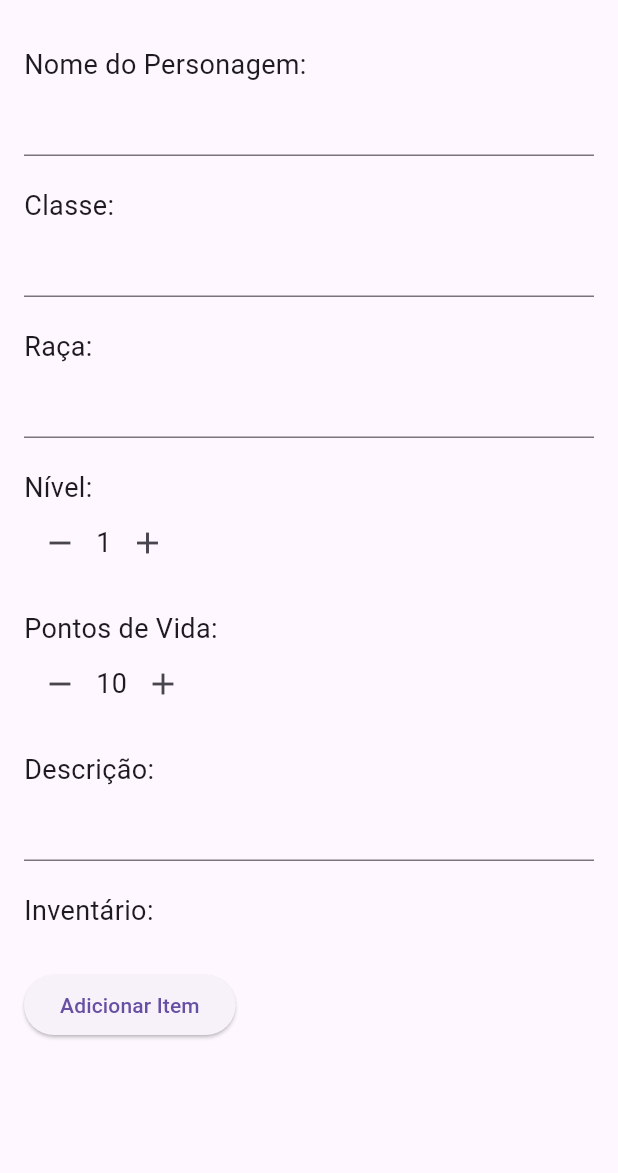
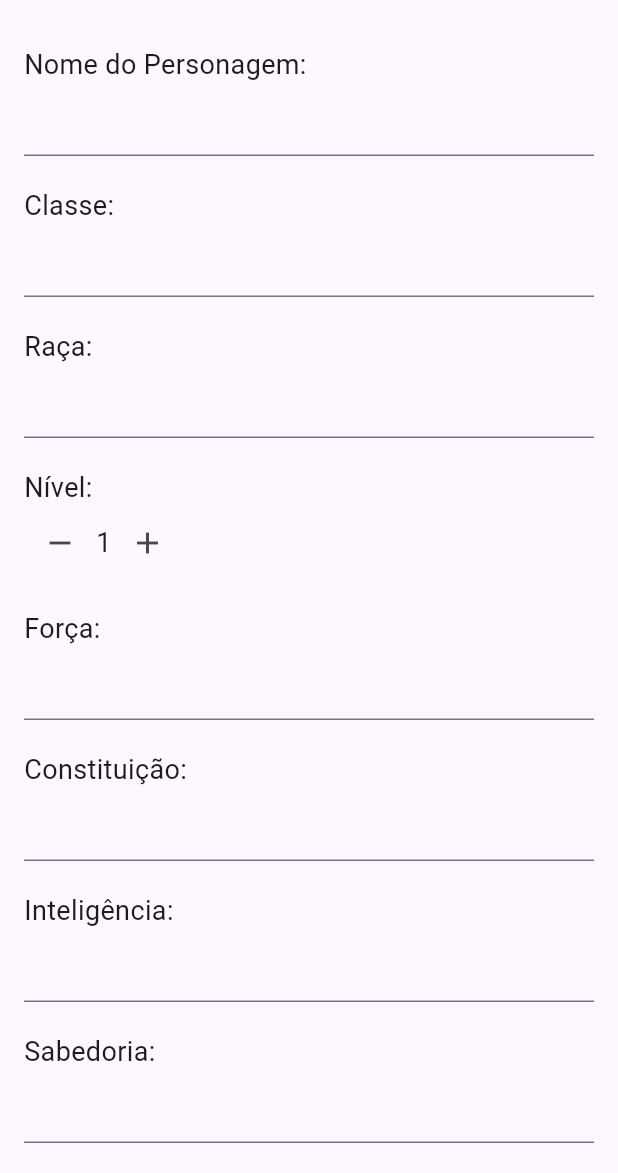
Before and after one commit to PedrosoCode/osheet_fichaSImplesFLutter, a Flutter app: the screen it shows after launch, on a phone screen of 412 x 824 dp, the part 63-1236 px from its top. Run offline on Flutter 3.47's test engine with Material 3 defaults, Android fonts, the phone set to English and light mode, and no system bars.

Commit message:
Cálculo dinâmico

```diff
--- a/lib/main.dart
+++ b/lib/main.dart
@@ -34,12 +34,21 @@ class _CharacterSheetState extends State<CharacterSheet> {
   String characterClass = '';
   String race = '';
   int level = 1;
-  int hitPoints = 10;
+  int strength = 10;
+  int constitution = 10;
+  int intelligence = 10;
+  int wisdom = 10;
+  int hitPoints = 0;
+  int mana = 0;
   String description = '';
   List<InventoryItem> inventory = [];
 
   @override
   Widget build(BuildContext context) {
+    // Recalcula os pontos de vida e mana com base nos atributos
+    hitPoints = constitution + strength;
+    mana = intelligence + wisdom;
+
     return Scaffold(
       appBar: AppBar(
         title: Text('Ficha de RPG'),
@@ -116,32 +125,73 @@ class _CharacterSheetState extends State<CharacterSheet> {
               ),
               SizedBox(height: 20.0),
               Text(
+                'Força:',
+                style: TextStyle(fontSize: 18.0),
+              ),
+              TextField(
+                keyboardType: TextInputType.number,
+                onChanged: (value) {
+                  setState(() {
+                    strength = int.tryParse(value) ?? 0;
+                  });
+                },
+              ),
+              SizedBox(height: 20.0),
+              Text(
+                'Constituição:',
+                style: TextStyle(fontSize: 18.0),
+              ),
+              TextField(
+                keyboardType: TextInputType.number,
+                onChanged: (value) {
+                  setState(() {
+                    constitution = int.tryParse(value) ?? 0;
+                  });
+                },
+              ),
+              SizedBox(height: 20.0),
+              Text(
+                'Inteligência:',
+                style: TextStyle(fontSize: 18.0),
+              ),
+              TextField(
+                keyboardType: TextInputType.number,
+                onChanged: (value) {
+                  setState(() {
+                    intelligence = int.tryParse(value) ?? 0;
+                  });
+                },
+              ),
+              SizedBox(height: 20.0),
+              Text(
+                'Sabedoria:',
+                style: TextStyle(fontSize: 18.0),
+              ),
+              TextField(
+                keyboardType: TextInputType.number,
+                onChanged: (value) {
+                  setState(() {
+                    wisdom = int.tryParse(value) ?? 0;
+                  });
+                },
+              ),
+              SizedBox(height: 20.0),
+              Text(
                 'Pontos de Vida:',
                 style: TextStyle(fontSize: 18.0),
               ),
-              Row(
-                children: [
-                  IconButton(
-                    icon: Icon(Icons.remove),
-                    onPressed: () {
-                      setState(() {
-                        hitPoints = hitPoints > 0 ? hitPoints - 1 : hitPoints;
-                      });
-                    },
-                  ),
-                  Text(
-                    '$hitPoints',
-                    style: TextStyle(fontSize: 18.0),
-                  ),
-                  IconButton(
-                    icon: Icon(Icons.add),
-                    onPressed: () {
-                      setState(() {
-                        hitPoints++;
-                      });
-                    },
-                  ),
-                ],
+              Text(
+                '$hitPoints',
+                style: TextStyle(fontSize: 18.0),
+              ),
+              SizedBox(height: 20.0),
+              Text(
+                'Mana:',
+                style: TextStyle(fontSize: 18.0),
+              ),
+              Text(
+                '$mana',
+                style: TextStyle(fontSize: 18.0),
               ),
               SizedBox(height: 20.0),
               Text(
```
